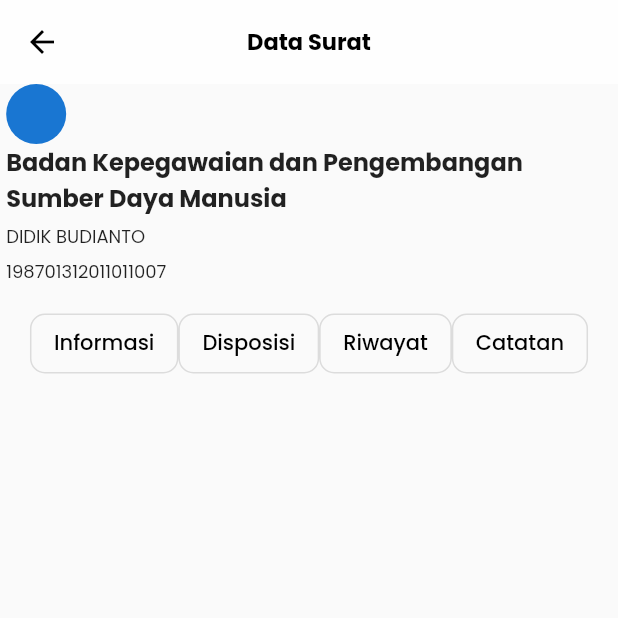
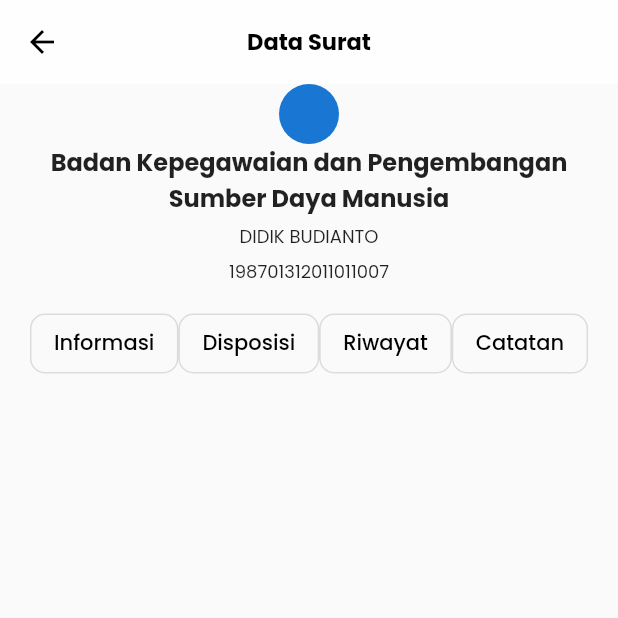
Before and after one commit to ZAZW27/eOffice, a Flutter app: the Informasi screen opened directly, on a phone screen of 412 x 824 dp, the top half of it. Run offline on Flutter 3.47's test engine with Material 2 defaults, Android fonts, the light colour scheme and no system bars; our stand-ins replace flutter_svg.

Commit message:
done doing ejas tempalte

```diff
--- a/lib/pages/informasi.dart
+++ b/lib/pages/informasi.dart
@@ -25,12 +25,17 @@ class _InformasiState extends State<Informasi> {
                 //   color: const Color.fromARGB(255, 14, 12, 12),
                 // ),
                 child: Column(
-                  crossAxisAlignment: CrossAxisAlignment.start,
+                  crossAxisAlignment: CrossAxisAlignment.center,
                   children: [
                     CircleAvatar(
                         // Gambar profil pengguna (jika ada)
                         // Misalnya, backgroundImage: AssetImage('gambar_profil.jpg'),
                     ),
+                    Container(
+                      child:  Column(
+                        crossAxisAlignment: CrossAxisAlignment.center,
+                        mainAxisAlignment: MainAxisAlignment.center,
+                        children: [
                           SizedBox(width: 10),
                           Text(
                             "Badan Kepegawaian dan Pengembangan",
@@ -49,6 +54,9 @@ class _InformasiState extends State<Informasi> {
                           Text(
                             "198701312011011007",
                             style: TextStyle(fontSize: 12),
+                          ),
+                        ],
+                      ),
                     ),
                   ],
                 ),
```
Lines whose indentation alone changed are shown as unchanged.
